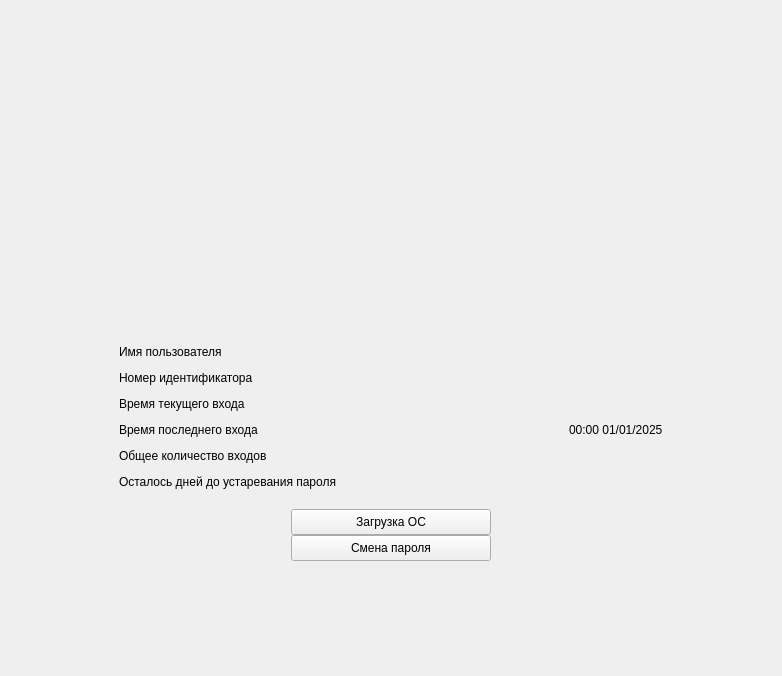
First picture: the form in ui/UserChoicePage.ui, repository m6v/sobol, before the edit.
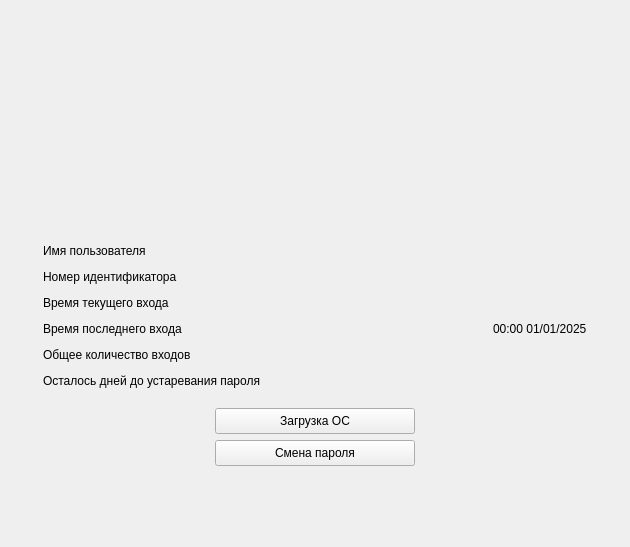
Second picture: the form after the edit.

```diff
--- a/ui/UserChoicePage.ui
+++ b/ui/UserChoicePage.ui
@@ -6,8 +6,8 @@
    <rect>
     <x>0</x>
     <y>0</y>
-    <width>782</width>
-    <height>676</height>
+    <width>630</width>
+    <height>547</height>
    </rect>
   </property>
   <property name="windowTitle">
@@ -163,7 +163,7 @@
         <enum>Qt::Vertical</enum>
        </property>
        <property name="sizeType">
-        <enum>QSizePolicy::Maximum</enum>
+        <enum>QSizePolicy::Fixed</enum>
        </property>
        <property name="sizeHint" stdset="0">
         <size>
@@ -190,6 +190,9 @@
        </item>
        <item>
         <layout class="QVBoxLayout" name="verticalLayout_10">
+         <property name="spacing">
+          <number>6</number>
+         </property>
          <item>
           <widget class="QPushButton" name="sys_load_push_button">
            <property name="sizePolicy">
```
